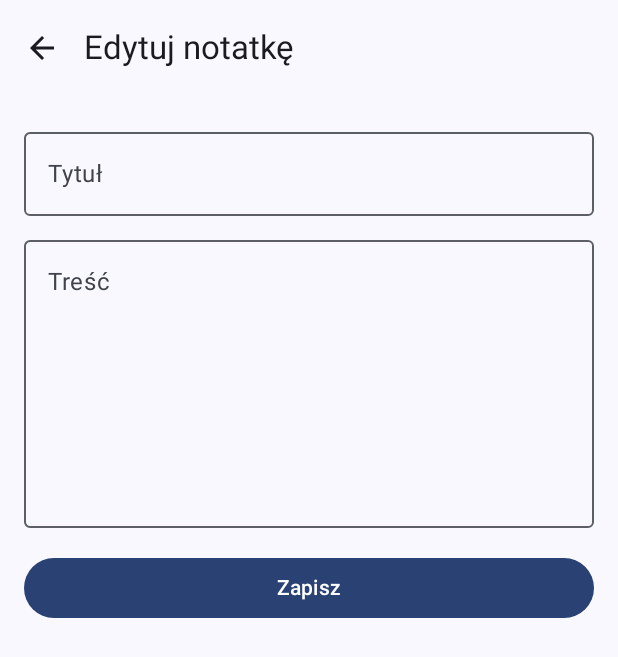
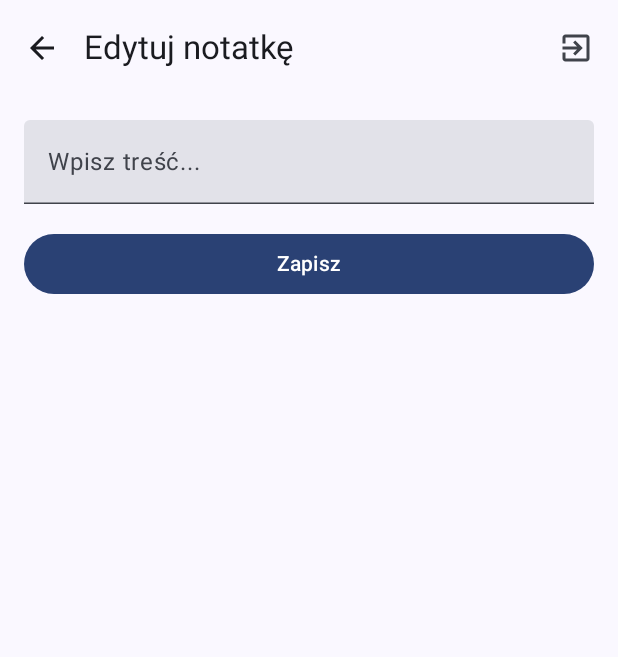
Before and after one commit to terapeutaLPG/ProjektAplikacjaNotatki, an Android app built with Jetpack Compose: the edit_note screen opened through its navigation route, on a phone screen of 412 x 824 dp. Shown: the top 657 px of the screen. Run offline under Robolectric (Android 15) with nearby library versions, the phone set to English and light mode, and no system bars; our stand-ins replace Firebase (no records; nobody signed in at launch, a user with empty details on screens opened directly).

Commit message:
nie da sie dodawac notatek ale dziala git

```diff
--- a/app/src/main/java/com/example/android/MyAppNavigation.kt
+++ b/app/src/main/java/com/example/android/MyAppNavigation.kt
@@ -6,47 +6,12 @@ import androidx.navigation.compose.NavHost
 import androidx.navigation.compose.composable
 import androidx.navigation.compose.rememberNavController
 import com.example.firebaseauth.viewmodel.AuthViewModel
+import com.example.firebaseauth.viewmodel.NotesViewModel
 import com.example.android.routes.Routes
 import com.example.android.views.HomePage
 import com.example.android.views.LoginPage
 import com.example.android.views.SignupPage
 import com.example.android.views.EditNotePage
-import com.example.android.views.NotesListPage
-import com.example.android.views.NotesPage
-import com.example.firebaseauth.viewmodel.NotesViewModel
-
-
-//@Composable
-//
-//fun MyAppNavigation(modifier: Modifier = Modifier, authViewModel: AuthViewModel) {
-//    val navController = rememberNavController()
-//
-//    NavHost(navController = navController, startDestination = Routes.login, builder = {
-//        composable(Routes.login) {
-//            LoginPage(modifier, navController, authViewModel)
-//        }
-//        composable(Routes.signup) {
-//            SignupPage(modifier, navController, authViewModel)
-//        }
-//        val notesViewModel = NotesViewModel()
-//
-//        composable(Routes.notes.toString()) {
-//            NotesListPage(navController, notesViewModel)
-//        }
-//
-//        composable(Routes.edit_note) {
-//            EditNotePage(navController, notesViewModel)
-//        }
-//
-//        composable(Routes.home) {
-//            HomePage(
-//                navController = navController,
-//                authViewModel = authViewModel,
-//                notesViewModel = notesViewModel
-//            )
-//        }
-//    })
-//}
 
 @Composable
 fun MyAppNavigation(modifier: Modifier = Modifier, authViewModel: AuthViewModel) {
@@ -61,17 +26,13 @@ fun MyAppNavigation(modifier: Modifier = Modifier, authViewModel: AuthViewModel)
             SignupPage(modifier, navController, authViewModel)
         }
         composable(Routes.notes) {
-            NotesPage(navController, notesViewModel)
+            HomePage(navController, authViewModel, notesViewModel)
         }
         composable(Routes.edit_note) {
-            EditNotePage(navController, notesViewModel)
+            EditNotePage(navController, notesViewModel, authViewModel)
         }
         composable(Routes.home) {
-            HomePage(
-                navController = navController,
-                authViewModel = authViewModel,
-                notesViewModel = notesViewModel
-            )
+            HomePage(navController, authViewModel, notesViewModel)
         }
     }
 }
--- a/app/src/main/java/com/example/android/views/EditNotePage.kt
+++ b/app/src/main/java/com/example/android/views/EditNotePage.kt
@@ -2,22 +2,25 @@ package com.example.android.views
 
 import androidx.compose.foundation.layout.*
 import androidx.compose.material.icons.Icons
-import androidx.compose.material.icons.filled.ArrowBack
+import androidx.compose.material.icons.automirrored.filled.ArrowBack
+import androidx.compose.material.icons.filled.ExitToApp
 import androidx.compose.material3.*
 import androidx.compose.runtime.*
 import androidx.compose.ui.Modifier
 import androidx.compose.ui.unit.dp
 import androidx.navigation.NavController
+import com.example.firebaseauth.viewmodel.AuthViewModel
 import com.example.firebaseauth.viewmodel.NotesViewModel
+import com.example.android.routes.Routes
 
 @OptIn(ExperimentalMaterial3Api::class)
 @Composable
 fun EditNotePage(
     navController: NavController,
-    viewModel: NotesViewModel
+    viewModel: NotesViewModel,
+    authViewModel: AuthViewModel
 ) {
     val selectedNote = viewModel.getSelectedNote()
-    var title by remember { mutableStateOf(selectedNote?.title ?: "") }
     var content by remember { mutableStateOf(selectedNote?.content ?: "") }
 
     Scaffold(
@@ -25,8 +28,20 @@ fun EditNotePage(
             TopAppBar(
                 title = { Text("Edytuj notatkę") },
                 navigationIcon = {
-                    IconButton(onClick = { navController.popBackStack() }) {
-                        Icon(Icons.Default.ArrowBack, contentDescription = "Wstecz")
+                    IconButton(onClick = {
+                        navController.popBackStack()
+                    }) {
+                        Icon(Icons.AutoMirrored.Filled.ArrowBack, contentDescription = "Wstecz")
+                    }
+                },
+                actions = {
+                    IconButton(onClick = {
+                        authViewModel.logout(navController.context)
+                        navController.navigate(Routes.login) {
+                            popUpTo(0)
+                        }
+                    }) {
+                        Icon(Icons.Filled.ExitToApp, contentDescription = "Wyloguj")
                     }
                 }
             )
@@ -38,33 +53,18 @@ fun EditNotePage(
                 .fillMaxSize()
                 .padding(16.dp)
         ) {
-            OutlinedTextField(
-                value = title,
-                onValueChange = { title = it },
-                modifier = Modifier.fillMaxWidth(),
-                label = { Text("Tytuł") }
-            )
-
-            Spacer(modifier = Modifier.height(8.dp))
-
-            OutlinedTextField(
+            TextField(
                 value = content,
                 onValueChange = { content = it },
-                modifier = Modifier
-                    .fillMaxWidth()
-                    .height(200.dp),
-                label = { Text("Treść") }
+                modifier = Modifier.fillMaxWidth(),
+                placeholder = { Text("Wpisz treść...") }
             )
 
             Spacer(modifier = Modifier.height(16.dp))
 
             Button(
                 onClick = {
-                    val updatedNote = selectedNote?.copy(
-                        title = title,
-                        content = content,
-                        timestamp = System.currentTimeMillis()
-                    )
+                    val updatedNote = selectedNote?.copy(content = content)
                     if (updatedNote != null) {
                         viewModel.updateNote(updatedNote)
                         navController.popBackStack()
```
Also changed, not shown: app/src/main/java/com/example/android/viewmodel/AuthViewModel.kt (+5 -4 lines), app/src/main/java/com/example/android/views/HomePage.kt (+30 -95 lines), app/src/main/java/com/example/android/views/NotesPage.kt (deleted, +0 -110 lines).
